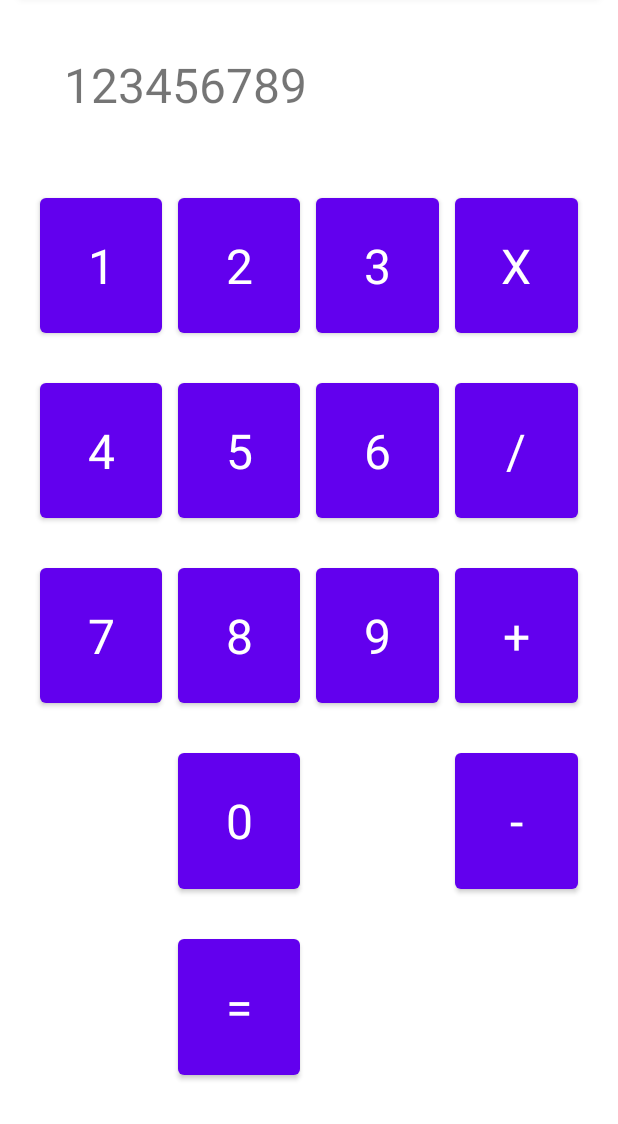
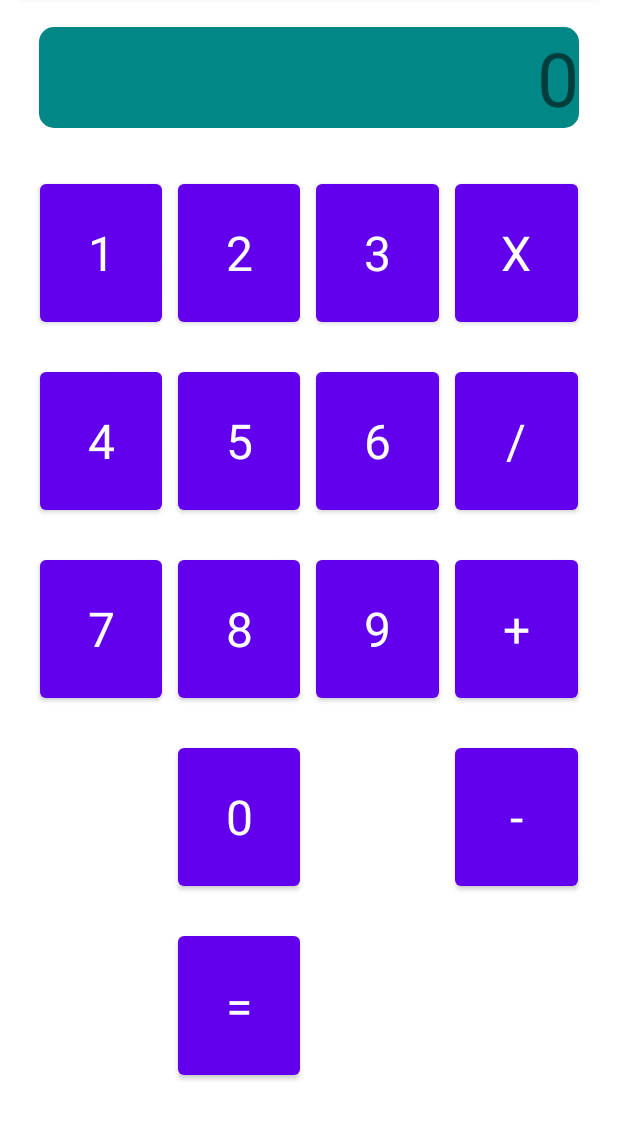
Before and after one commit to SkyLeeNeci/CalculatorApp, an Android app: the screen it shows after launch (MainActivity), on a phone screen of 412 x 824 dp, the part 112-1236 px from its top. Run offline under Robolectric (Android 15) with nearby library versions, the phone set to English and light mode, and no system bars.

Commit message:
add some function

```diff
--- a/app/src/main/java/karpenko/test/calculatorapp/MainActivity.java
+++ b/app/src/main/java/karpenko/test/calculatorapp/MainActivity.java
@@ -3,12 +3,61 @@ package karpenko.test.calculatorapp;
 import androidx.appcompat.app.AppCompatActivity;
 
 import android.os.Bundle;
+import android.view.View;
+import android.widget.TextView;
 
 public class MainActivity extends AppCompatActivity {
+
+    private Calculator calculator;
+    private TextView textView;
 
     @Override
     protected void onCreate(Bundle savedInstanceState) {
         super.onCreate(savedInstanceState);
         setContentView(R.layout.activity_main);
+
+        int[] numbers = new int[]{
+                R.id.zero,R.id.one,R.id.two,
+                R.id.three,R.id.four,R.id.fife,
+                R.id.six,R.id.seven,R.id.eight,
+                R.id.nine
+        };
+        int[] actionBtns = new int[]{
+                R.id.multiplication,
+                R.id.div,
+                R.id.plus,
+                R.id.minus,
+                R.id.equals
+        };
+
+        textView = findViewById(R.id.text);
+
+        calculator = new Calculator();
+
+        View.OnClickListener numberBtnClickListener = new View.OnClickListener() {
+            @Override
+            public void onClick(View v) {
+                calculator.numPressed(v.getId());
+                textView.setText(calculator.getText());
+            }
+
+        };
+
+        View.OnClickListener actionBtnClickListener = new View.OnClickListener() {
+            @Override
+            public void onClick(View v) {
+                calculator.onActionPressed(v.getId());
+                textView.setText(calculator.getText());
+            }
+        };
+
+        for (int i = 0; i < numbers.length; i++){
+            findViewById(numbers[i]).setOnClickListener(numberBtnClickListener);
+        }
+
+        for (int i = 0; i < actionBtns.length; i++){
+            findViewById(actionBtns[i]).setOnClickListener(actionBtnClickListener);
+        }
+
     }
 }
--- /dev/null
+++ b/app/src/main/res/drawable/result_text.xml
@@ -0,0 +1,9 @@
+<?xml version="1.0" encoding="utf-8"?>
+<shape xmlns:android="http://schemas.android.com/apk/res/android"
+    android:shape="rectangle">
+    <corners android:radius="10dp"/>
+    <solid
+        android:color="@color/teal_700"
+        android:width="2dp" />
+
+</shape>
--- a/app/src/main/res/layout/activity_main.xml
+++ b/app/src/main/res/layout/activity_main.xml
@@ -10,9 +10,12 @@
         android:id="@+id/text"
         android:layout_width="match_parent"
         android:layout_height="wrap_content"
-        android:text="123456789"
+        android:text="0"
+        android:textSize="50dp"
+        android:background="@drawable/result_text"
         android:layout_centerHorizontal="true"
-        android:layout_margin="32dp"
+        android:layout_margin="15dp"
+        android:gravity="right"
          />
 
     <LinearLayout
@@ -29,18 +32,22 @@
             android:layout_weight="1">
 
             <Button
+                android:id="@+id/one"
                 style="@style/Theme.CalculatorApp"
                 android:text="1" />
 
             <Button
+                android:id="@+id/two"
                 style="@style/Theme.CalculatorApp"
                 android:text="2" />
 
             <Button
+                android:id="@+id/three"
                 style="@style/Theme.CalculatorApp"
                 android:text="3" />
 
             <Button
+                android:id="@+id/multiplication"
                 style="@style/Theme.CalculatorApp"
                 android:layout_marginLeft="20sp"
                 android:text="X" />
@@ -55,18 +62,22 @@
             android:layout_weight="1">
 
             <Button
+                android:id="@+id/four"
                 style="@style/Theme.CalculatorApp"
                 android:text="4" />
 
             <Button
+                android:id="@+id/fife"
                 style="@style/Theme.CalculatorApp"
                 android:text="5" />
 
             <Button
+                android:id="@+id/six"
                 style="@style/Theme.CalculatorApp"
                 android:text="6" />
 
             <Button
+                android:id="@+id/div"
                 style="@style/Theme.CalculatorApp"
                 android:layout_marginLeft="20sp"
                 android:text="/" />
@@ -81,18 +92,22 @@
             android:layout_weight="1">
 
             <Button
+                android:id="@+id/seven"
                 style="@style/Theme.CalculatorApp"
                 android:text="7" />
 
             <Button
+                android:id="@+id/eight"
                 style="@style/Theme.CalculatorApp"
                 android:text="8" />
 
             <Button
+                android:id="@+id/nine"
                 style="@style/Theme.CalculatorApp"
                 android:text="9" />
 
             <Button
+                android:id="@+id/plus"
                 style="@style/Theme.CalculatorApp"
                 android:layout_marginLeft="20sp"
                 android:text="+" />
@@ -111,6 +126,7 @@
                 android:visibility="invisible" />
 
             <Button
+                android:id="@+id/zero"
                 style="@style/Theme.CalculatorApp"
                 android:text="0" />
 
@@ -119,6 +135,7 @@
                 android:visibility="invisible" />
 
             <Button
+                android:id="@+id/minus"
                 style="@style/Theme.CalculatorApp"
                 android:layout_marginLeft="20sp"
                 android:text="-" />
@@ -137,6 +154,7 @@
                 android:visibility="invisible" />
 
             <Button
+                android:id="@+id/equals"
                 style="@style/Theme.CalculatorApp"
                 android:text="=" />
 
```
Also changed, not shown: app/src/main/java/karpenko/test/calculatorapp/Calculator.java (added, +109 -0 lines).
